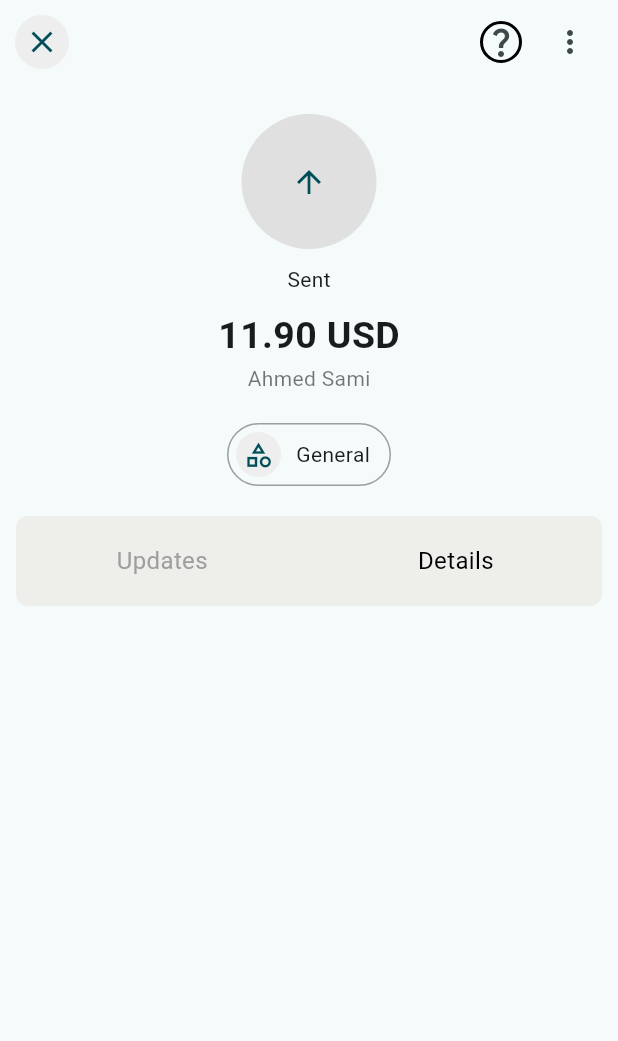
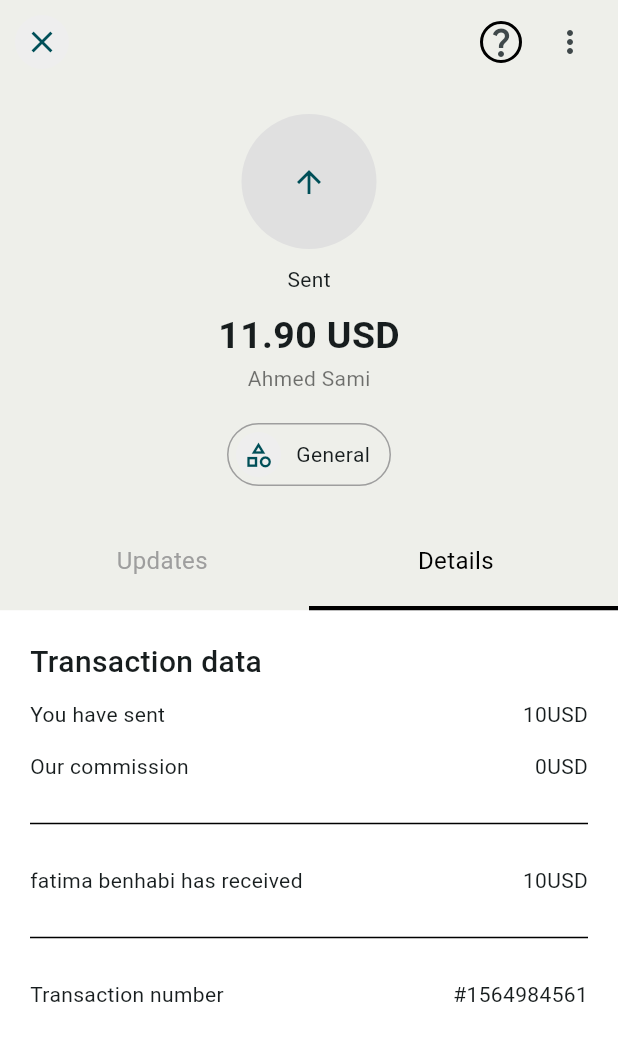
Before and after one commit to asamiiii/wise_clone, a Flutter app: the TransDetails screen opened directly, after a tap on "Details", on a phone screen of 412 x 824 dp. Shown: the top 1041 px of the screen. Run offline on Flutter 3.47's test engine with Material 3 defaults, Android fonts, the phone set to English and light mode, and no system bars; drawn by our look-alikes of toggle_switch; our stand-ins replace hexcolor.

Commit message:
handle toggle button

```diff
--- a/lib/screens/trans_details.dart
+++ b/lib/screens/trans_details.dart
@@ -1,7 +1,7 @@
+
 import 'package:flutter/material.dart';
 import 'package:hexcolor/hexcolor.dart';
 import 'package:toggle_switch/toggle_switch.dart';
-import 'package:wise_clone/screens/home.dart';
 
 class TransDetails extends StatefulWidget {
   const TransDetails({super.key});
@@ -16,9 +16,11 @@ class _TransDetailsState extends State<TransDetails> {
   @override
   Widget build(BuildContext context) {
     return Scaffold(
+      backgroundColor: Colors.white,
       appBar: AppBar(
         backgroundColor: HexColor('#eeefea'),
-        forceMaterialTransparency: true,
+        // forceMaterialTransparency: true,
+        // automaticallyImplyLeading:false ,
         leading: Container(
             padding: const EdgeInsets.symmetric(horizontal: 10),
             child: GestureDetector(
@@ -49,13 +51,16 @@ class _TransDetailsState extends State<TransDetails> {
           ),
         ],
       ),
-      body: Padding(
-        padding: EdgeInsets.symmetric(horizontal: 10),
+      body: SingleChildScrollView(
         child: Column(
           mainAxisAlignment: MainAxisAlignment.start,
           crossAxisAlignment: CrossAxisAlignment.start,
           children: [
-            const SizedBox(
+            Container(
+              color:HexColor('#eeefea') ,
+              child: Column(
+                children: [
+                  const SizedBox(
               height: 20,
             ),
             Row(
@@ -134,9 +139,27 @@ class _TransDetailsState extends State<TransDetails> {
                         debugPrint('switched to: $index');
                       },
                     ),
+                    Row(
+                      children: [
+                        currentIndex==0? Container(
+                          color: Colors.black,
+                          height: 3,
+                          width: MediaQuery.of(context).size.width*0.50,
+                        ):SizedBox(width: MediaQuery.of(context).size.width*0.50),
+                        // const SizedBox(width: 50,),
+                         currentIndex==1? Container(
+                          color: Colors.black,
+                          height: 3,
+                          width: MediaQuery.of(context).size.width*0.50,
+                        ):SizedBox(width: MediaQuery.of(context).size.width*0.50),
+                      ],
+                    )
                   ],
                 ),
               ],
+            ),
+                ],
+              ),
             ),
             sectionsList[currentIndex??0]
           ],
@@ -148,8 +171,9 @@ class _TransDetailsState extends State<TransDetails> {
 
 Widget updatesSection() {
   return SingleChildScrollView(
-    child: Padding(
-      padding: const EdgeInsets.symmetric(horizontal: 15),
+    child: Container(
+      padding: EdgeInsets.symmetric(horizontal: 20),
+      color: Colors.white,
       child: Column(
         mainAxisAlignment: MainAxisAlignment.start,
         crossAxisAlignment: CrossAxisAlignment.start,
@@ -180,7 +204,92 @@ Widget updatesSection() {
 }
 
 Widget detailsSection (){
-  return SizedBox();
+  return SingleChildScrollView(
+    child: Container(
+      padding: const EdgeInsets.symmetric(horizontal: 20),
+      color: Colors.white,
+      child: const Column(
+        mainAxisAlignment: MainAxisAlignment.start,
+        crossAxisAlignment: CrossAxisAlignment.start,
+        children: [
+          SizedBox(
+            height: 20,
+          ),
+          Text(
+            'Transaction data',
+            style: TextStyle(
+              fontSize: 20,
+              fontWeight: FontWeight.w500,
+            ),
+          ),
+          SizedBox(
+            height: 10,
+          ),
+          Row(
+            children: [
+              Text(
+                      'You have sent',
+                      // style: TextStyle(color: Colors.black54),
+                    ),
+                    Expanded(child: SizedBox()),
+                    Text(
+                      '10USD',
+                      // style: TextStyle(color: Colors.black54),
+                    ),
+            ],
+          ),
+SizedBox(height: 15,),
+          Row(
+            children: [
+              Text(
+                      'Our commission',
+                      // style: TextStyle(color: Colors.black54),
+                    ),
+                    Expanded(child: SizedBox()),
+                    Text(
+                      '0USD',
+                      // style: TextStyle(color: Colors.black54),
+                    ),
+            ],
+          ),
+        SizedBox(height: 20,),
+          Divider(
+            color: Colors.black,),
+            SizedBox(height: 20,),
+          Row(
+            children: [
+              Text(
+                      'fatima benhabi has received',
+                      // style: TextStyle(color: Colors.black54),
+                    ),
+                    Expanded(child: SizedBox()),
+                    Text(
+                      '10USD',
+                      // style: TextStyle(color: Colors.black54),
+                    ),
+            ],
+          ),
+          SizedBox(height: 20,),
+          Divider(
+            color: Colors.black,),
+            SizedBox(height: 20,),
+             Row(
+            children: [
+              Text(
+                      'Transaction number',
+                      // style: TextStyle(color: Colors.black54),
+                    ),
+                    Expanded(child: SizedBox()),
+                    Text(
+                      '#1564984561',
+                      // style: TextStyle(color: Colors.black54),
+                    ),
+            ],
+          ),
+        ],
+      ),
+    ),
+  );
 }
 
 
--- a/pubspec.yaml
+++ b/pubspec.yaml
@@ -37,6 +37,7 @@ dependencies:
   cupertino_icons: ^1.0.2
   hexcolor: ^3.0.1
   toggle_switch: ^2.1.0
+  dotted_separator: ^1.0.6
 
 dev_dependencies:
   flutter_test:
```
